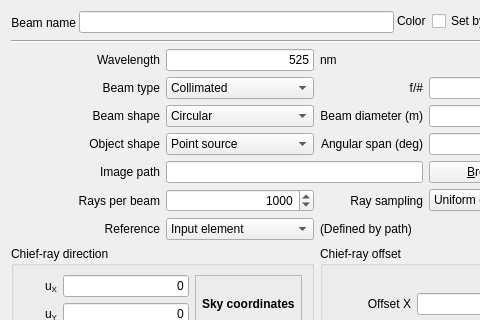
First picture: the form in RZGUI/BeamPropertiesDialog.ui, repository HARMONI-CAB/RayZaler, before the edit; both pictures show x 0 to 480 and y 0 to 320 of the 566 by 477 pixel window.
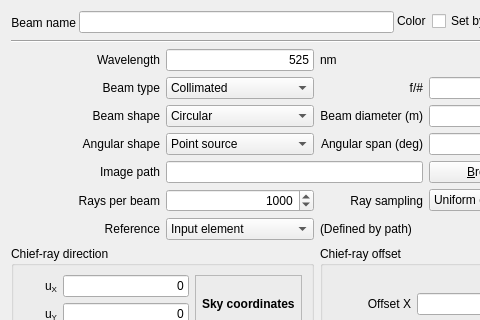
Second picture: the form after the edit.

The edit to the form file:
```diff
--- a/RZGUI/BeamPropertiesDialog.ui
+++ b/RZGUI/BeamPropertiesDialog.ui
@@ -458,7 +458,7 @@
    <item row="5" column="0">
     <widget class="QLabel" name="label">
      <property name="text">
-      <string>Object shape</string>
+      <string>Angular shape</string>
      </property>
      <property name="alignment">
       <set>Qt::AlignRight|Qt::AlignTrailing|Qt::AlignVCenter</set>
```
Left out of the diff: 5 changed lines with no effect on the pictures. Lines whose indentation alone changed are shown as unchanged.
